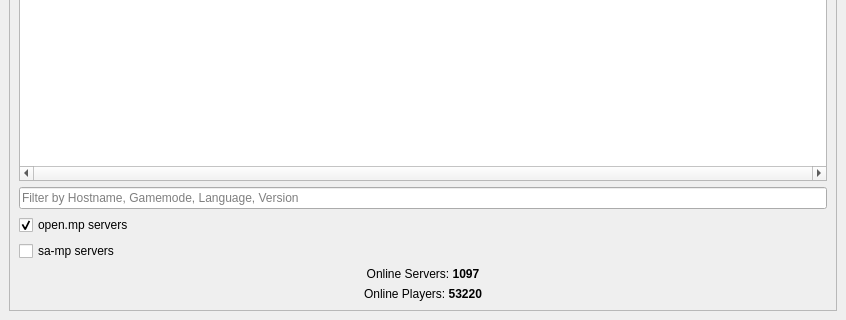
The window that form.ui (adib-yg/openmp-server-browser) describes before a commit, drawn with Qt 5; both pictures show x 0 to 846 and y 248 to 568 of the 846 by 568 pixel window.
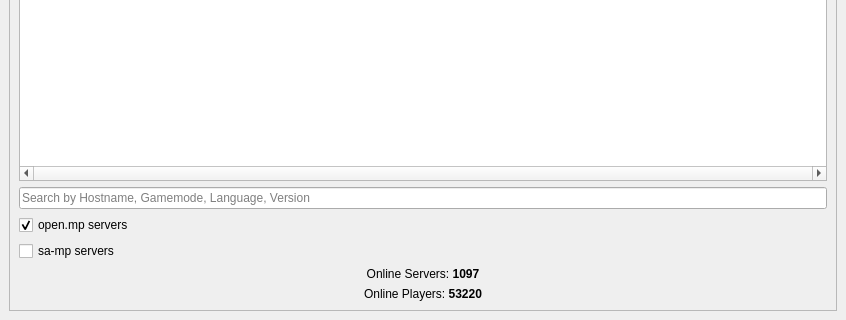
The same window after the commit. Icons and pictures are not drawn.

Commit message: Change word 'Filter' to 'Search' in QLineEdit placeholder

The edit to the form file:
```diff
--- a/form.ui
+++ b/form.ui
@@ -169,7 +169,7 @@
           <number>64</number>
          </property>
          <property name="placeholderText">
-          <string>Filter by Hostname, Gamemode, Language, Version</string>
+          <string>Search by Hostname, Gamemode, Language, Version</string>
          </property>
          <property name="clearButtonEnabled">
           <bool>true</bool>
```
